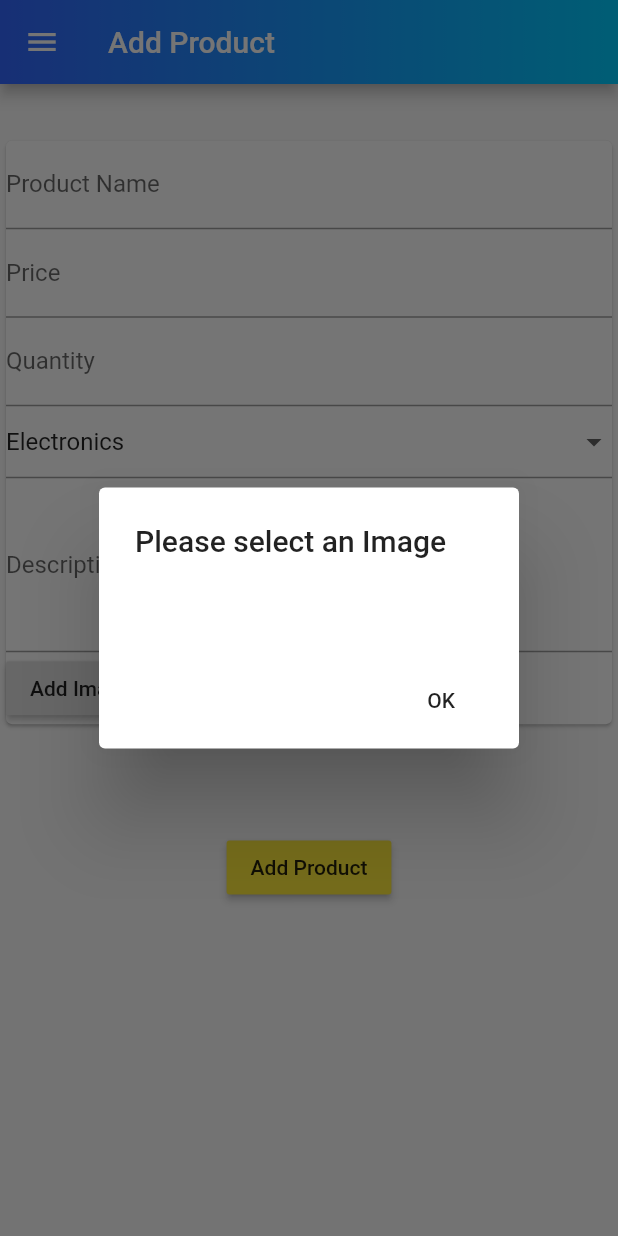
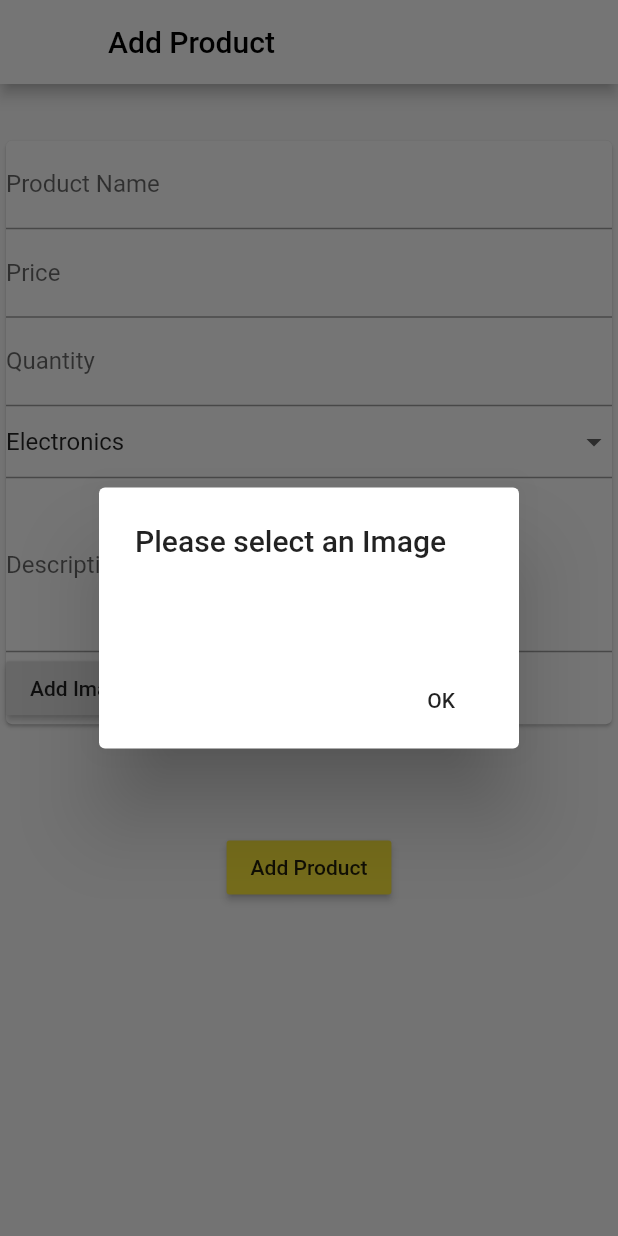
Before and after one commit to mointhedev/Ecommerce-App-Flutter, a Flutter app: the AddProductScreen screen opened by its route, after a tap on "Add Product", on a phone screen of 412 x 824 dp. Run offline on Flutter 3.47's test engine with Material 2 defaults, Android fonts, the phone set to English and light mode, and no system bars; our stand-ins replace cached_network_image, carousel_pro, cloud_firestore, firebase_auth, firebase_storage, flutter_slidable and 3 more; missing offline and left inert: progress_button; accounts and stored records are empty; network calls fail.

Commit message:
I have changed the colors

```diff
--- a/lib/main.dart
+++ b/lib/main.dart
@@ -41,6 +41,7 @@ class _MyAppState extends State<MyApp> {
         title: 'Ecommerce App',
         theme: ThemeData(
           primarySwatch: Colors.blue,
+          iconTheme: IconThemeData(color: Colors.black),
         ),
         routes: {
           '/': (context) => FutureBuilder<FirebaseUser>(
--- a/lib/screens/cart_screen.dart
+++ b/lib/screens/cart_screen.dart
@@ -6,7 +6,6 @@ import 'package:ecommerce_app/widgets/myimage.dart';
 import 'package:flutter/cupertino.dart';
 import 'package:flutter/material.dart';
 import 'package:provider/provider.dart';
-
 import '../ProductData.dart';
 import '../UserData.dart';
 import '../constants.dart';
--- a/lib/screens/login_screen.dart
+++ b/lib/screens/login_screen.dart
@@ -70,7 +70,7 @@ class _LoginScreenState extends State<LoginScreen> {
                           Padding(
                             padding: const EdgeInsets.all(18.0),
                             child: RaisedButton(
-                              color: Colors.lightGreenAccent,
+                              color: Colors.yellowAccent,
                               child: Text('Sign in'),
                               onPressed: () async {
                                 if (emailController.text.isEmpty ||
--- a/lib/widgets/appbar.dart
+++ b/lib/widgets/appbar.dart
@@ -18,19 +18,12 @@ class _MyAppBarState extends State<MyAppBar> {
   @override
   Widget build(BuildContext context) {
     return AppBar(
-      title: Text(widget.title),
+      title: Text(
+        widget.title,
+        style: TextStyle(color: Colors.black),
+      ),
       flexibleSpace: Container(
-        decoration: new BoxDecoration(
-          gradient: new LinearGradient(
-              colors: [
-                const Color(0xFF3366FF),
-                const Color(0xFF00CCFF),
-              ],
-              begin: const FractionalOffset(0.0, 0.0),
-              end: const FractionalOffset(1.0, 0.0),
-              stops: [0.0, 1.0],
-              tileMode: TileMode.clamp),
-        ),
+        decoration: new BoxDecoration(color: Colors.white),
       ),
     );
   }
--- a/lib/widgets/mydrawer.dart
+++ b/lib/widgets/mydrawer.dart
@@ -18,37 +18,25 @@ class MyDrawer extends StatelessWidget {
     return Drawer(
         child: Consumer<UserData>(builder: (context, userData, child) {
       return Container(
-        decoration: new BoxDecoration(
-          gradient: new LinearGradient(
-              colors: [
-                const Color(0xFF3366FF),
-                const Color(0xFF00CCFF),
-              ],
-              begin: const FractionalOffset(0.0, 0.0),
-              end: const FractionalOffset(1.0, 0.0),
-              stops: [0.0, 1.0],
-              tileMode: TileMode.clamp),
-        ),
+        decoration: new BoxDecoration(color: Colors.white),
         child: Column(
           children: <Widget>[
             UserAccountsDrawerHeader(
               decoration: new BoxDecoration(
-                gradient: new LinearGradient(
-                    colors: [
-                      const Color(0xFF3366FF),
-                      const Color(0xFF00CCFF),
-                    ],
-                    begin: const FractionalOffset(0.0, 0.0),
-                    end: const FractionalOffset(1.0, 0.0),
-                    stops: [0.0, 1.0],
-                    tileMode: TileMode.clamp),
+                color: Color(0xfffff),
               ),
-              accountEmail: Text(" ${userData.email}"),
+              accountEmail: Text(
+                " ${userData.email}",
+                style: TextStyle(color: Colors.black87),
+              ),
               currentAccountPicture: Icon(
                 Icons.account_circle,
                 size: 60,
               ),
-              accountName: Text(" ${userData.name}"),
+              accountName: Text(
+                " ${userData.name}",
+                style: TextStyle(color: Colors.black),
+              ),
             ),
             Divider(
               color: Colors.black26,
@@ -60,10 +48,13 @@ class MyDrawer extends StatelessWidget {
               },
               child: Container(
                 margin: EdgeInsets.all(8),
-                color: Colors.lightGreenAccent,
+                color: Colors.white,
+                child: Card(
+                  elevation: 3,
                   child: ListTile(
                     leading: Icon(Icons.home),
                     title: Text("Home"),
+                  ),
                 ),
               ),
             ),
@@ -75,10 +66,13 @@ class MyDrawer extends StatelessWidget {
               },
               child: Container(
                 margin: EdgeInsets.all(8),
-                color: Colors.amber,
+                color: Colors.white,
+                child: Card(
+                  elevation: 3,
                   child: ListTile(
                     leading: Icon(Icons.exit_to_app),
                     title: Text("Log out"),
+                  ),
                 ),
               ),
             ),
@@ -96,10 +90,13 @@ class MyDrawer extends StatelessWidget {
         },
         child: Container(
           margin: EdgeInsets.all(8),
-          color: Colors.lightGreenAccent,
+          color: Colors.white,
+          child: Card(
+            elevation: 3,
             child: ListTile(
               leading: Icon(Icons.add_box),
               title: Text("Add Product"),
+            ),
           ),
         ),
       ),
@@ -109,10 +106,13 @@ class MyDrawer extends StatelessWidget {
         },
         child: Container(
           margin: EdgeInsets.all(8),
-          color: Colors.lightGreenAccent,
+          color: Colors.white,
+          child: Card(
+            elevation: 3,
             child: ListTile(
               leading: Icon(Icons.list),
               title: Text("Product List"),
+            ),
           ),
         ),
       ),
@@ -122,10 +122,13 @@ class MyDrawer extends StatelessWidget {
         },
         child: Container(
           margin: EdgeInsets.all(8),
-          color: Colors.lightGreenAccent,
+          color: Colors.white,
+          child: Card(
+            elevation: 3,
             child: ListTile(
               leading: Icon(Icons.list),
               title: Text("Order List"),
+            ),
           ),
         ),
       ),
--- a/lib/widgets/product_card.dart
+++ b/lib/widgets/product_card.dart
@@ -39,8 +39,10 @@ class _ProductCardState extends State<ProductCard> {
             }
           : null,
       child: Container(
+        color: Colors.white70,
         width: 150,
         child: Card(
+          elevation: 8,
           child: Padding(
             padding: const EdgeInsets.all(10),
             child: Column(
```
Also changed, not shown: lib/screens/home_screen.dart (+25 -31 lines), pubspec.lock, 7 other files. Lines whose indentation alone changed are shown as unchanged.
